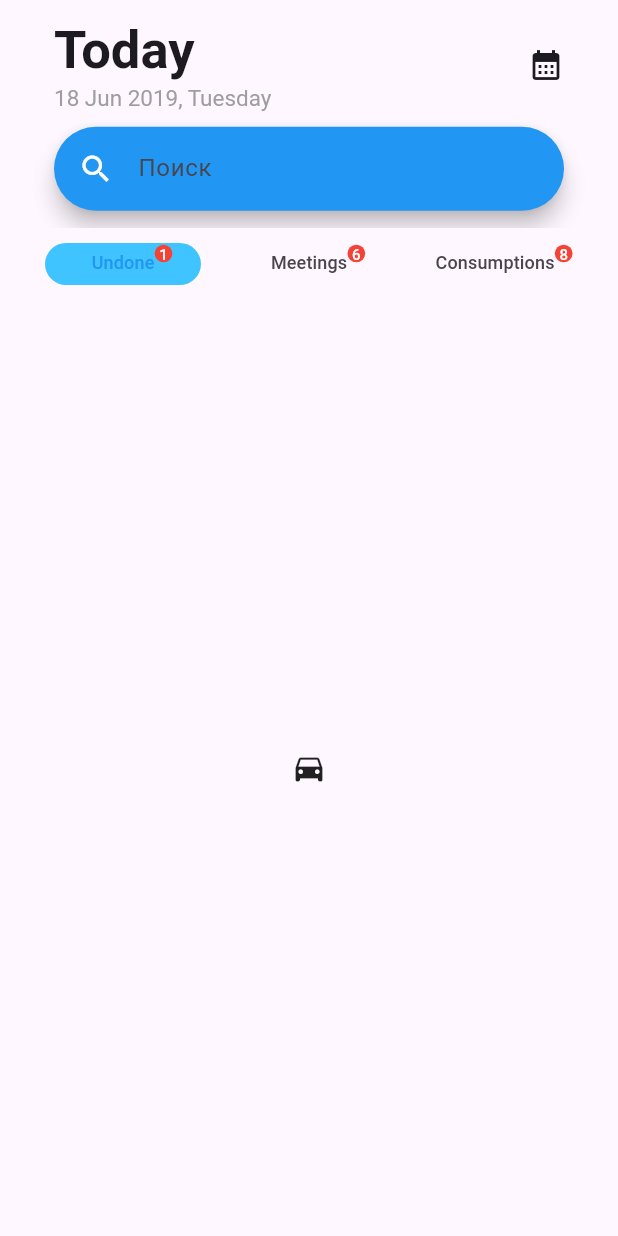
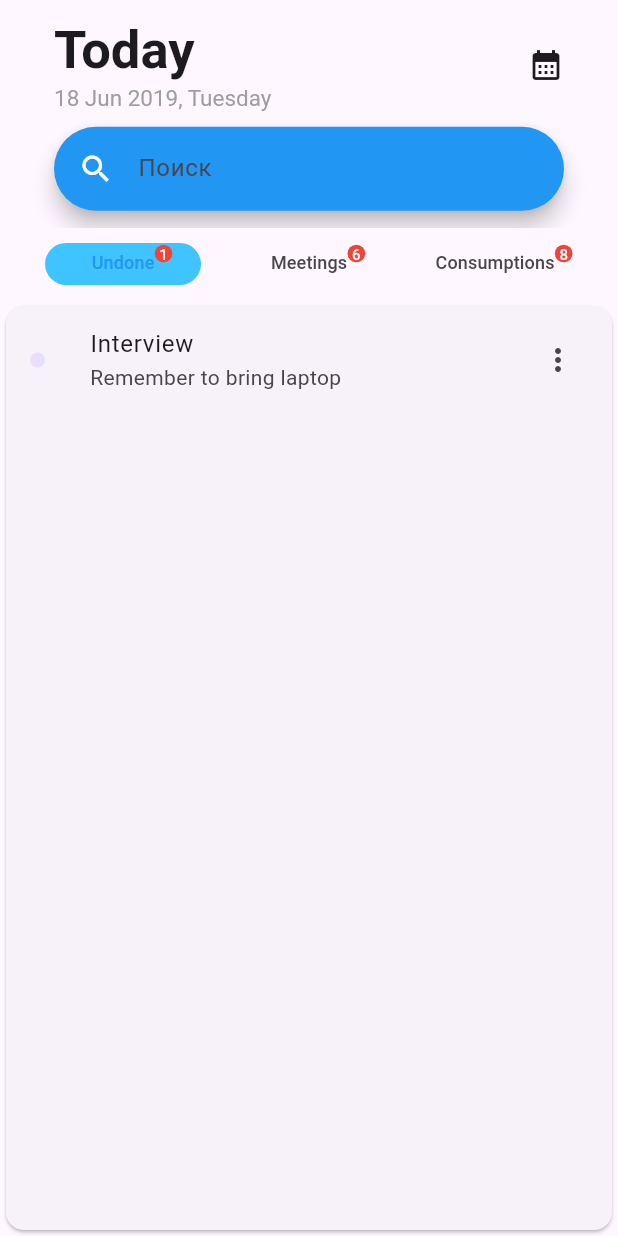
Before and after one commit to dasst666/TaskApp, a Flutter app: the screen it shows after launch, on a phone screen of 412 x 824 dp. Run offline on Flutter 3.47's test engine with Material 3 defaults, Android fonts, the phone set to English and light mode, and no system bars.

Commit message:
Изменения в карточке

```diff
--- a/lib/main.dart
+++ b/lib/main.dart
@@ -74,17 +74,110 @@ class TabBarPage extends StatelessWidget {
                         Icon(Icons.calendar_month)
                       ],
                     ),
-                    SizedBox(height: 10,),
-                    SearchWidget(),
+                    SizedBox(
+                      height: 10,
+                    ),
+                    SearchWidget()
                   ],
                 ),
               ),
             ),
           ),
-          body: const TabBarView(children: [
-            Icon(Icons.directions_car),
-            Icon(Icons.directions_transit),
-            Icon(Icons.directions_bike),
+          body: TabBarView(children: [
+            const Card(
+              child: ListTile(
+                leading: CircleAvatar(
+                  radius: 5,
+                ),
+                title: Text('Interview'),
+                subtitle: Text('Remember to bring laptop'),
+                trailing: Icon(Icons.more_vert),
+              ),
+            ),
+            Column(
+              children: [
+                Container(
+                  width: double.infinity,
+                  padding:
+                      const EdgeInsets.symmetric(vertical: 6, horizontal: 10),
+                  margin:
+                      const EdgeInsets.symmetric(horizontal: 20, vertical: 10),
+                  decoration: BoxDecoration(
+                      color: Colors.white,
+                      borderRadius: BorderRadius.circular(8),
+                      boxShadow: const [
+                        BoxShadow(
+                          color: Colors.black12,
+                          blurRadius: 6,
+                          spreadRadius: 2,
+                        ),
+                      ]),
+                  child: const Row(
+                    mainAxisAlignment: MainAxisAlignment.spaceBetween,
+                    children: [
+                      Row(
+                        children: [
+                          Column(
+                            crossAxisAlignment: CrossAxisAlignment.start,
+                            children: [
+                              Row(
+                                children: [
+                                  CircleAvatar(
+                                    radius: 4,
+                                    backgroundColor: Color.fromARGB(255, 175, 134, 183),
+                                  ),
+                                  SizedBox(width: 10,),
+                                  Text('Interview',
+                                      style: TextStyle(fontSize: 18)),
+                                ],
+                              ),
+                              SizedBox(height: 8),
+                              Padding(
+                                padding: EdgeInsets.only(left: 20),
+                                child: Text('Remember to bring laptop',
+                                    style: TextStyle(color: Colors.grey)),
+                              ),
+                            ],
+                          ),
+                        ],
+                      ),
+                      Padding(
+                        padding: EdgeInsets.only(bottom: 30),
+                        child: Text("9:00 am", style: TextStyle(color: Colors.grey, fontSize: 12),),
+                      )
+                    ],
+                  ),
+                ),
+                SizedBox(
+                  height: 10,
+                ),
+                Container(
+                  width: double.infinity,
+                  padding: EdgeInsets.symmetric(vertical: 6, horizontal: 10),
+                  margin: EdgeInsets.symmetric(horizontal: 20, vertical: 10),
+                  decoration: BoxDecoration(
+                      color: Colors.white,
+                      borderRadius: BorderRadius.circular(8),
+                      boxShadow: [
+                        BoxShadow(
+                          color: Colors.black12,
+                          blurRadius: 6,
+                          spreadRadius: 2,
+                        ),
+                      ]),
+                  child: Column(
+                    crossAxisAlignment: CrossAxisAlignment.start,
+                    children: [
+                      Text('Interview', style: TextStyle(fontSize: 18)),
+                      SizedBox(height: 8),
+                      Text('Remember to bring laptop',
+                          style: TextStyle(color: Colors.grey)),
+                    ],
+                  ),
+                ),
+              ],
+            ),
+            const Icon(Icons.directions_bike),
           ]),
         ));
   }
```
